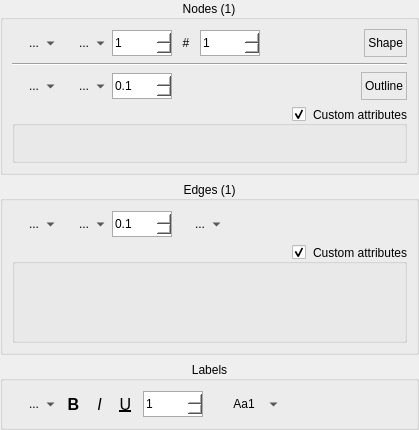
The window that src/commonui/CNodeEdgePropertiesUI.ui (ArsMasiuk/qvge) describes before a commit, drawn with Qt 5.
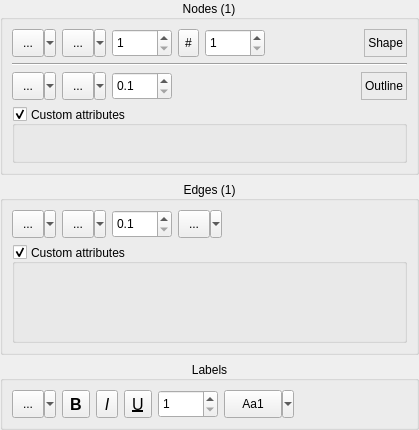
The same window after the commit. Custom widgets are drawn as their Qt base class.

What changed in the file:
```diff
--- a/src/commonui/CNodeEdgePropertiesUI.ui
+++ b/src/commonui/CNodeEdgePropertiesUI.ui
@@ -20,7 +20,8 @@
    <string>Form</string>
   </property>
   <property name="styleSheet">
-   <string notr="true">QDoubleSpinBox, QSpinBox, QComboBox
+   <string notr="true">/*
+QDoubleSpinBox, QSpinBox, QComboBox
 {
 border: 1px solid #aaa;
 background: white;
@@ -55,6 +56,7 @@
 border: 1px solid #00a;
 background: #eee;
 }
+*/
 </string>
   </property>
   <layout class="QVBoxLayout" name="verticalLayout_2">
@@ -141,9 +143,6 @@
           <property name="popupMode">
            <enum>QToolButton::MenuButtonPopup</enum>
           </property>
-          <property name="autoRaise">
-           <bool>true</bool>
-          </property>
          </widget>
         </item>
         <item>
@@ -157,13 +156,13 @@
           <property name="minimumSize">
            <size>
             <width>60</width>
-            <height>26</height>
+            <height>28</height>
            </size>
           </property>
           <property name="maximumSize">
            <size>
             <width>60</width>
-            <height>26</height>
+            <height>28</height>
            </size>
           </property>
           <property name="statusTip">
@@ -216,13 +215,13 @@
           <property name="minimumSize">
            <size>
             <width>60</width>
-            <height>26</height>
+            <height>28</height>
            </size>
           </property>
           <property name="maximumSize">
            <size>
             <width>60</width>
-            <height>16777215</height>
+            <height>28</height>
            </size>
           </property>
           <property name="statusTip">
@@ -349,13 +348,13 @@
           <property name="minimumSize">
            <size>
             <width>60</width>
-            <height>26</height>
+            <height>28</height>
            </size>
           </property>
           <property name="maximumSize">
            <size>
             <width>60</width>
-            <height>16777215</height>
+            <height>28</height>
            </size>
           </property>
           <property name="statusTip">
@@ -421,10 +420,10 @@
          <string>Custom attributes</string>
         </property>
         <property name="alignment">
-         <set>Qt::AlignRight|Qt::AlignTrailing|Qt::AlignVCenter</set>
+         <set>Qt::AlignLeading|Qt::AlignLeft|Qt::AlignVCenter</set>
         </property>
         <property name="flat">
-         <bool>false</bool>
+         <bool>true</bool>
         </property>
         <property name="checkable">
          <bool>true</bool>
@@ -529,13 +528,13 @@
           <property name="minimumSize">
            <size>
             <width>60</width>
-            <height>26</height>
+            <height>28</height>
            </size>
           </property>
           <property name="maximumSize">
            <size>
             <width>60</width>
-            <height>16777215</height>
+            <height>28</height>
            </size>
           </property>
           <property name="statusTip">
@@ -610,10 +609,10 @@
          <string>Custom attributes</string>
         </property>
         <property name="alignment">
-         <set>Qt::AlignRight|Qt::AlignTrailing|Qt::AlignVCenter</set>
+         <set>Qt::AlignLeading|Qt::AlignLeft|Qt::AlignVCenter</set>
         </property>
         <property name="flat">
-         <bool>false</bool>
+         <bool>true</bool>
         </property>
         <property name="checkable">
          <bool>true</bool>
@@ -816,13 +815,13 @@
           <property name="minimumSize">
            <size>
             <width>60</width>
-            <height>26</height>
+            <height>28</height>
            </size>
           </property>
           <property name="maximumSize">
            <size>
             <width>60</width>
-            <height>26</height>
+            <height>28</height>
            </size>
           </property>
           <property name="statusTip">
```
